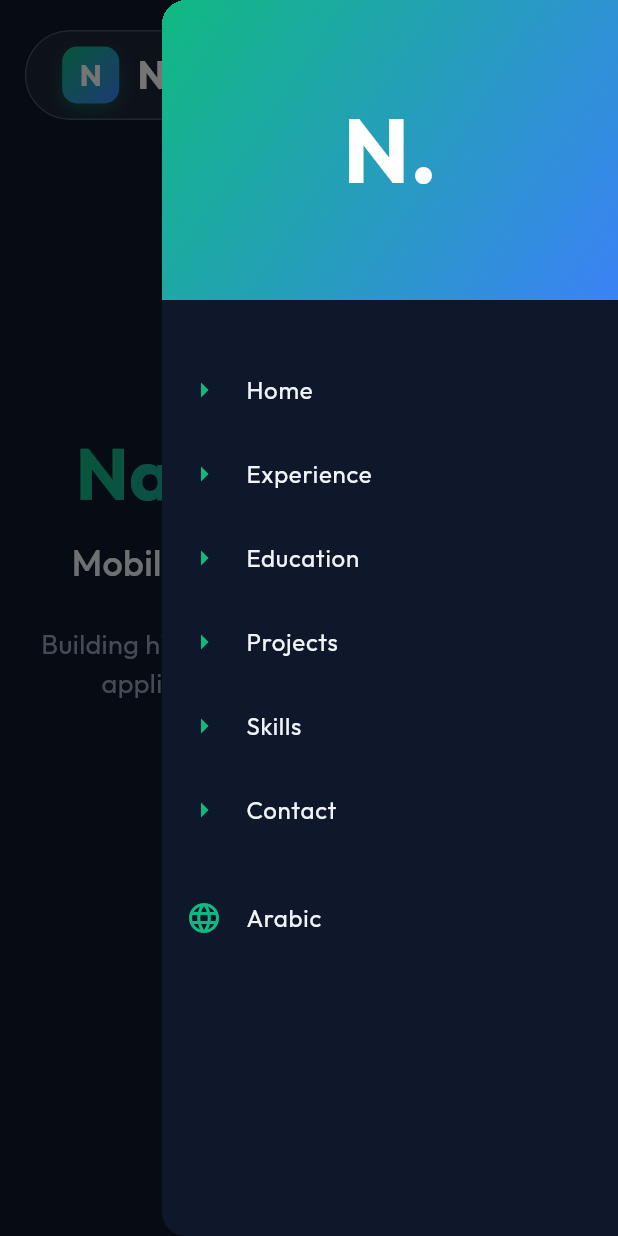
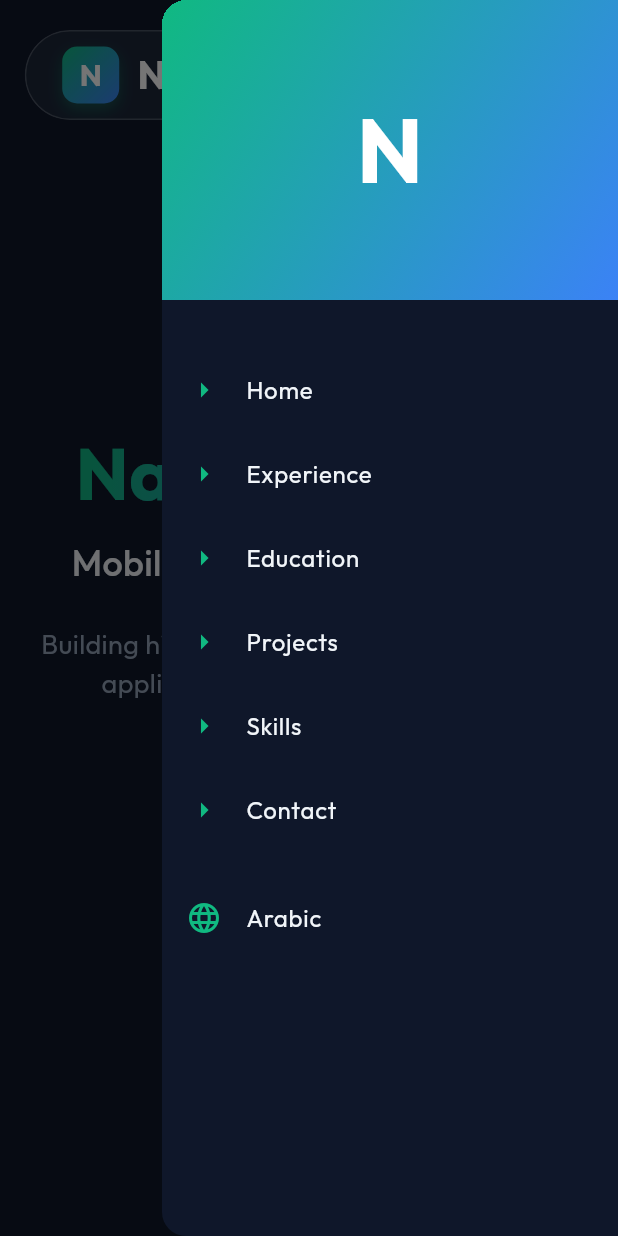
Before and after one commit to najiezzeldien/naji_portfolio, a Flutter app: the screen it shows after launch, after a tap on the "menu" icon, on a phone screen of 412 x 824 dp. Run offline on Flutter 3.47's test engine with Material 3 defaults, Android fonts, the phone set to English and light mode, and no system bars; our stand-ins replace flutter_riverpod, font_awesome_flutter, go_router, google_fonts, responsive_framework.

Commit message:
chore: formatting and ui polish for RTL

```diff
--- a/lib/l10n/app_ar.arb
+++ b/lib/l10n/app_ar.arb
@@ -1,6 +1,9 @@
 {
+    "@@locale": "ar",
     "aboutMe": "نبذة عني",
     "home": "الرئيسية",
+    "appTitle": "ناجي.",
+    "appLogoChar": "ن",
     "education": "المؤهلات العلمية",
     "projects": "المشاريع",
     "contact": "تواصل معي",
--- a/lib/l10n/app_en.arb
+++ b/lib/l10n/app_en.arb
@@ -1,6 +1,9 @@
 {
+    "@@locale": "en",
     "aboutMe": "About Me",
     "home": "Home",
+    "appTitle": "Naji.",
+    "appLogoChar": "N",
     "education": "Education",
     "projects": "Projects",
     "contact": "Contact",
--- a/lib/l10n/app_localizations.dart
+++ b/lib/l10n/app_localizations.dart
@@ -109,6 +109,18 @@ abstract class AppLocalizations {
   /// In en, this message translates to:
   /// **'Home'**
   String get home;
+
+  /// No description provided for @appTitle.
+  ///
+  /// In en, this message translates to:
+  /// **'Naji.'**
+  String get appTitle;
+
+  /// No description provided for @appLogoChar.
+  ///
+  /// In en, this message translates to:
+  /// **'N'**
+  String get appLogoChar;
 
   /// No description provided for @education.
   ///
--- a/lib/l10n/app_localizations_ar.dart
+++ b/lib/l10n/app_localizations_ar.dart
@@ -13,6 +13,12 @@ class AppLocalizationsAr extends AppLocalizations {
 
   @override
   String get home => 'الرئيسية';
+
+  @override
+  String get appTitle => 'ناجي.';
+
+  @override
+  String get appLogoChar => 'ن';
 
   @override
   String get education => 'المؤهلات العلمية';
--- a/lib/l10n/app_localizations_en.dart
+++ b/lib/l10n/app_localizations_en.dart
@@ -13,6 +13,12 @@ class AppLocalizationsEn extends AppLocalizations {
 
   @override
   String get home => 'Home';
+
+  @override
+  String get appTitle => 'Naji.';
+
+  @override
+  String get appLogoChar => 'N';
 
   @override
   String get education => 'Education';
--- a/lib/src/features/home/presentation/projects_section.dart
+++ b/lib/src/features/home/presentation/projects_section.dart
@@ -18,8 +18,10 @@ class ProjectsSection extends StatelessWidget {
 
     // Dynamic grid count
     int crossAxisCount = 3;
-    if (ResponsiveBreakpoints.of(context).smallerThan(DESKTOP)) crossAxisCount = 2;
-    if (ResponsiveBreakpoints.of(context).smallerThan(TABLET)) crossAxisCount = 1;
+    if (ResponsiveBreakpoints.of(context).smallerThan(DESKTOP))
+      crossAxisCount = 2;
+    if (ResponsiveBreakpoints.of(context).smallerThan(TABLET))
+      crossAxisCount = 1;
 
     return Container(
       width: double.infinity,
@@ -27,9 +29,7 @@ class ProjectsSection extends StatelessWidget {
         vertical: isMobile ? 48 : 80,
         horizontal: isMobile ? 16 : 24,
       ),
-      color: Colors.black.withValues(
-        alpha: 0.2,
-      ),
+      color: Colors.black.withValues(alpha: 0.2),
       child: Center(
         child: Container(
           constraints: const BoxConstraints(maxWidth: 1200),
@@ -47,7 +47,10 @@ class ProjectsSection extends StatelessWidget {
               const SizedBox(height: 16),
               Text(
                 AppLocalizations.of(context)!.projectsSubtitle,
-                style: const TextStyle(fontSize: 18, color: AppColors.textSecondary),
+                style: const TextStyle(
+                  fontSize: 18,
+                  color: AppColors.textSecondary,
+                ),
               ),
               const SizedBox(height: 60),
               GridView.builder(
@@ -155,7 +158,7 @@ class _ProjectCardState extends State<_ProjectCard> {
                   children: [
                     if (widget.project.appStoreUrl != null)
                       Padding(
-                        padding: const EdgeInsets.only(right: 12),
+                        padding: const EdgeInsetsDirectional.only(end: 12),
                         child: _StoreButton(
                           icon: FontAwesomeIcons.appStore,
                           url: widget.project.appStoreUrl!,
--- a/lib/src/features/shell/presentation/shell_screen.dart
+++ b/lib/src/features/shell/presentation/shell_screen.dart
@@ -74,10 +74,10 @@ class _AppNavBar extends ConsumerWidget {
                           ),
                         ],
                       ),
-                      child: const Center(
+                      child: Center(
                         child: Text(
-                          "N",
-                          style: TextStyle(
+                          AppLocalizations.of(context)!.appLogoChar,
+                          style: const TextStyle(
                             fontWeight: FontWeight.bold,
                             color: Colors.white,
                             fontSize: 20,
@@ -86,9 +86,9 @@ class _AppNavBar extends ConsumerWidget {
                       ),
                     ),
                     const SizedBox(width: 12),
-                    const Text(
-                      'Naji.',
-                      style: TextStyle(
+                    Text(
+                      AppLocalizations.of(context)!.appTitle,
+                      style: const TextStyle(
                         fontSize: 26,
                         fontWeight: FontWeight.bold,
                         color: Colors.white,
@@ -238,10 +238,10 @@ class _MobileDrawer extends ConsumerWidget {
               decoration: const BoxDecoration(
                 gradient: AppColors.primaryGradient,
               ),
-              child: const Center(
+              child: Center(
                 child: Text(
-                  'N.',
-                  style: TextStyle(
+                  AppLocalizations.of(context)!.appLogoChar,
+                  style: const TextStyle(
                     fontSize: 60,
                     fontWeight: FontWeight.bold,
                     color: Colors.white,
```
